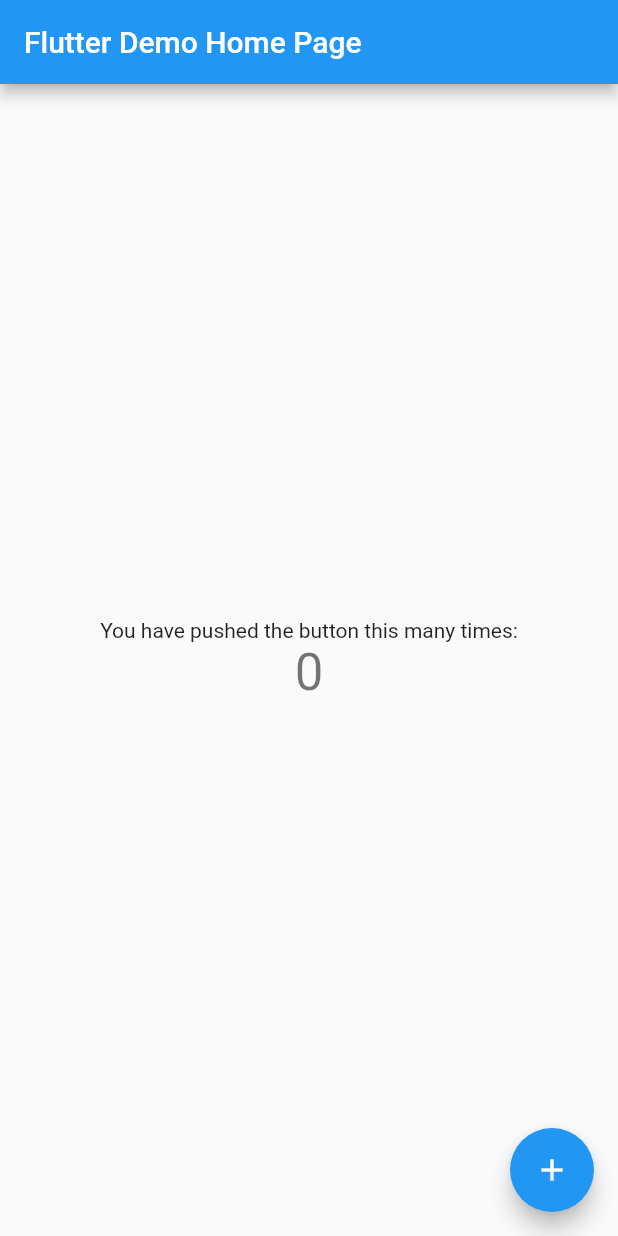
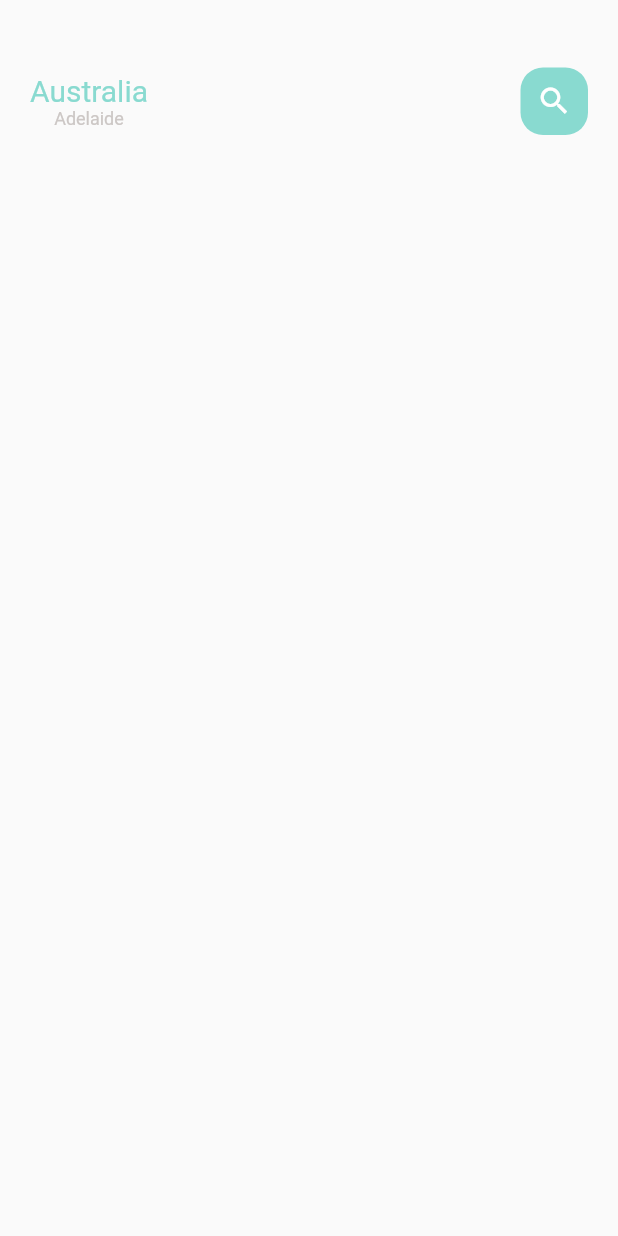
Before and after one commit to KXJohn/Flutter-Ecommerce-App, a Flutter app: the screen it shows after launch, on a phone screen of 412 x 824 dp. Run offline on Flutter 3.47's test engine with Material 2 defaults, Android fonts, the phone set to English and light mode, and no system bars.

Commit message:
header text and color

```diff
--- /dev/null
+++ b/ecommerce_app/lib/home/mian_food_page.dart
@@ -0,0 +1,55 @@
+import 'package:ecommerce_app/utils/colors.dart';
+import 'package:ecommerce_app/widgets/big_text.dart';
+import 'package:ecommerce_app/widgets/small_text.dart';
+import 'package:flutter/material.dart';
+import 'package:flutter/widgets.dart';
+
+class MainFoodPage extends StatefulWidget {
+  const MainFoodPage({Key? key}) : super(key: key);
+
+  @override
+  _MainFoodPageState createState() => _MainFoodPageState();
+}
+
+class _MainFoodPageState extends State<MainFoodPage> {
+  @override
+  Widget build(BuildContext context) {
+    return Scaffold(
+        body: Column(
+      children: [
+        Container(
+          child: Container(
+            margin: EdgeInsets.only(top: 45, bottom: 15),
+            padding: EdgeInsets.only(left: 20, right: 20),
+            child: Row(
+              mainAxisAlignment: MainAxisAlignment.spaceBetween,
+              children: [
+                Column(
+                  children: [
+                    BigText(
+                      text: "Australia",
+                      color: AppColors.mainColor,
+                    ),
+                    SmallText(text: "Adelaide")
+                  ],
+                ),
+                Center(
+                    child: Container(
+                  width: 45,
+                  height: 45,
+                  child: const Icon(
+                    Icons.search,
+                    color: Colors.white,
+                  ),
+                  decoration: BoxDecoration(
+                      borderRadius: BorderRadius.circular(15),
+                      color: AppColors.mainColor),
+                ))
+              ],
+            ),
+          ),
+        ),
+      ],
+    ));
+  }
+}
--- a/ecommerce_app/lib/main.dart
+++ b/ecommerce_app/lib/main.dart
@@ -1,3 +1,4 @@
+import 'package:ecommerce_app/home/mian_food_page.dart';
 import 'package:flutter/material.dart';
 
 void main() {
@@ -11,105 +12,12 @@ class MyApp extends StatelessWidget {
   @override
   Widget build(BuildContext context) {
     return MaterialApp(
+      debugShowCheckedModeBanner: false,
       title: 'Flutter Demo',
       theme: ThemeData(
-        // This is the theme of your application.
-        //
-        // Try running your application with "flutter run". You'll see the
-        // application has a blue toolbar. Then, without quitting the app, try
-        // changing the primarySwatch below to Colors.green and then invoke
-        // "hot reload" (press "r" in the console where you ran "flutter run",
-        // or simply save your changes to "hot reload" in a Flutter IDE).
-        // Notice that the counter didn't reset back to zero; the application
-        // is not restarted.
         primarySwatch: Colors.blue,
       ),
-      home: const MyHomePage(title: 'Flutter Demo Home Page'),
+      home: MainFoodPage(),
     );
   }
 }
-
-class MyHomePage extends StatefulWidget {
-  const MyHomePage({Key? key, required this.title}) : super(key: key);
-
-  // This widget is the home page of your application. It is stateful, meaning
-  // that it has a State object (defined below) that contains fields that affect
-  // how it looks.
-
-  // This class is the configuration for the state. It holds the values (in this
-  // case the title) provided by the parent (in this case the App widget) and
-  // used by the build method of the State. Fields in a Widget subclass are
-  // always marked "final".
-
-  final String title;
-
-  @override
-  State<MyHomePage> createState() => _MyHomePageState();
-}
-
-class _MyHomePageState extends State<MyHomePage> {
-  int _counter = 0;
-
-  void _incrementCounter() {
-    setState(() {
-      // This call to setState tells the Flutter framework that something has
-      // changed in this State, which causes it to rerun the build method below
-      // so that the display can reflect the updated values. If we changed
-      // _counter without calling setState(), then the build method would not be
-      // called again, and so nothing would appear to happen.
-      _counter++;
-    });
-  }
-
-  @override
-  Widget build(BuildContext context) {
-    // This method is rerun every time setState is called, for instance as done
-    // by the _incrementCounter method above.
-    //
-    // The Flutter framework has been optimized to make rerunning build methods
-    // fast, so that you can just rebuild anything that needs updating rather
-    // than having to individually change instances of widgets.
-    return Scaffold(
-      appBar: AppBar(
-        // Here we take the value from the MyHomePage object that was created by
-        // the App.build method, and use it to set our appbar title.
-        title: Text(widget.title),
-      ),
-      body: Center(
-        // Center is a layout widget. It takes a single child and positions it
-        // in the middle of the parent.
-        child: Column(
-          // Column is also a layout widget. It takes a list of children and
-          // arranges them vertically. By default, it sizes itself to fit its
-          // children horizontally, and tries to be as tall as its parent.
-          //
-          // Invoke "debug painting" (press "p" in the console, choose the
-          // "Toggle Debug Paint" action from the Flutter Inspector in Android
-          // Studio, or the "Toggle Debug Paint" command in Visual Studio Code)
-          // to see the wireframe for each widget.
-          //
-          // Column has various properties to control how it sizes itself and
-          // how it positions its children. Here we use mainAxisAlignment to
-          // center the children vertically; the main axis here is the vertical
-          // axis because Columns are vertical (the cross axis would be
-          // horizontal).
-          mainAxisAlignment: MainAxisAlignment.center,
-          children: <Widget>[
-            const Text(
-              'You have pushed the button this many times:',
-            ),
-            Text(
-              '$_counter',
-              style: Theme.of(context).textTheme.headline4,
-            ),
-          ],
-        ),
-      ),
-      floatingActionButton: FloatingActionButton(
-        onPressed: _incrementCounter,
-        tooltip: 'Increment',
-        child: const Icon(Icons.add),
-      ), // This trailing comma makes auto-formatting nicer for build methods.
-    );
-  }
-}
--- /dev/null
+++ b/ecommerce_app/lib/utils/colors.dart
@@ -0,0 +1,15 @@
+import 'package:flutter/cupertino.dart';
+
+class AppColors {
+  static final Color textColor = const Color(0xFFccc7c5);
+  static final Color mainColor = const Color(0xFF89dad0);
+
+  static final Color iconColor1 = const Color(0xFFffd28d);
+  static final Color iconColor2 = const Color(0xFFdcab88);
+  static final Color paraColor = const Color(0xFF8f837f);
+  static final Color buttonBackgroundColor = const Color(0xFFf7f6f4);
+  static final Color signColor = const Color(0xFFa9a29f);
+  static final Color titleColor = const Color(0xFF5c524f);
+  static final Color mainBlackColor = const Color(0xFF332d2b);
+  static final Color yellowColor = const Color(0xFFffd379);
+}
--- /dev/null
+++ b/ecommerce_app/lib/widgets/big_text.dart
@@ -0,0 +1,29 @@
+import 'package:flutter/cupertino.dart';
+
+class BigText extends StatelessWidget {
+  Color? color;
+  final String text;
+  double size;
+  TextOverflow overFlow;
+
+  BigText(
+      {Key? key,
+      this.color = const Color(0xFF332D2B),
+      required this.text,
+      this.size = 20,
+      this.overFlow = TextOverflow.ellipsis})
+      : super(key: key);
+
+  @override
+  Widget build(BuildContext context) {
+    return Text(
+      text,
+      overflow: overFlow,
+      style: TextStyle(
+          fontFamily: "Roboto",
+          fontSize: size,
+          color: color,
+          fontWeight: FontWeight.w400),
+    );
+  }
+}
--- /dev/null
+++ b/ecommerce_app/lib/widgets/small_text.dart
@@ -0,0 +1,29 @@
+import 'package:flutter/cupertino.dart';
+
+class SmallText extends StatelessWidget {
+  Color? color;
+  final String text;
+  double size;
+  double height;
+  SmallText(
+      {Key? key,
+      this.color = const Color(0xFFccc7c5),
+      required this.text,
+      this.size = 12,
+      this.height = 1.2})
+      : super(key: key);
+
+  @override
+  Widget build(BuildContext context) {
+    return Text(
+      text,
+      maxLines: 1,
+      style: TextStyle(
+        fontFamily: "Roboto",
+        fontSize: size,
+        height: height,
+        color: color,
+      ),
+    );
+  }
+}
```
